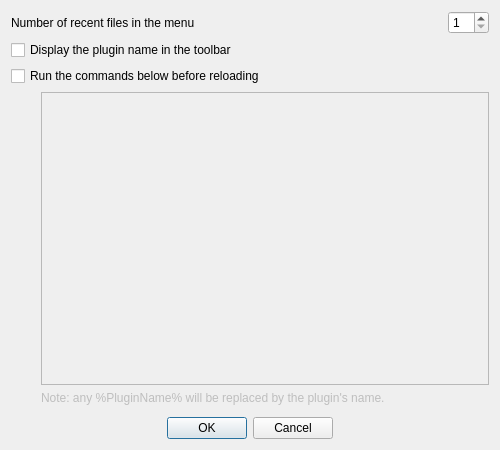
lugovskovp/QGIS_VDO, file ConfigurationDialogBase.ui: the form before one commit.
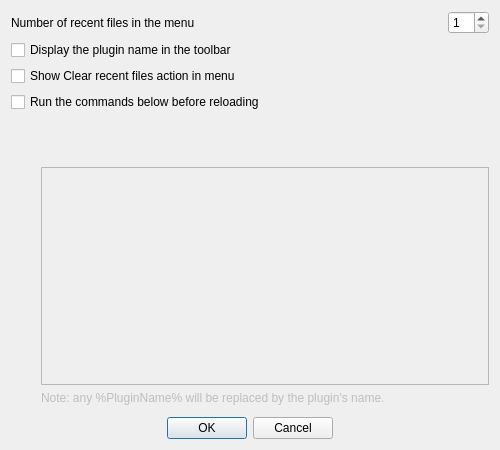
The form after the commit.

Commit message: feat: cbShowClearRecent, ShowClearRecentFilesEnabled

Diff of the .ui file:
```diff
--- a/ConfigurationDialogBase.ui
+++ b/ConfigurationDialogBase.ui
@@ -46,8 +46,11 @@
      </property>
     </widget>
    </item>
-   <item row="5" column="0">
+   <item row="6" column="0">
     <layout class="QGridLayout" name="gridLayout_2">
+     <property name="topMargin">
+      <number>49</number>
+     </property>
      <property name="bottomMargin">
       <number>6</number>
      </property>
@@ -103,6 +106,23 @@
      </property>
     </widget>
    </item>
+   <item row="4" column="0">
+    <widget class="QCheckBox" name="cbExtraCommands">
+     <property name="sizePolicy">
+      <sizepolicy hsizetype="Expanding" vsizetype="Fixed">
+       <horstretch>0</horstretch>
+       <verstretch>0</verstretch>
+      </sizepolicy>
+     </property>
+     <property name="toolTip">
+      <string>&lt;html&gt;&lt;head/&gt;&lt;body&gt;&lt;p&gt;QGIS will try to execute any commands typed here in a shell before reloading the plugin.&lt;/p&gt;
+&lt;p&gt;This can be useful, for example, if you need to copy the new source code into the QGIS plugins directory.&lt;/p&gt;&lt;/body&gt;&lt;/html&gt;</string>
+     </property>
+     <property name="text">
+      <string>Run the commands below before reloading</string>
+     </property>
+    </widget>
+   </item>
    <item row="1" column="0">
     <layout class="QHBoxLayout" name="horizontalLayout">
      <item>
@@ -137,19 +157,9 @@
     </layout>
    </item>
    <item row="3" column="0">
-    <widget class="QCheckBox" name="cbExtraCommands">
-     <property name="sizePolicy">
-      <sizepolicy hsizetype="Expanding" vsizetype="Fixed">
-       <horstretch>0</horstretch>
-       <verstretch>0</verstretch>
-      </sizepolicy>
-     </property>
-     <property name="toolTip">
-      <string>&lt;html&gt;&lt;head/&gt;&lt;body&gt;&lt;p&gt;QGIS will try to execute any commands typed here in a shell before reloading the plugin.&lt;/p&gt;
-&lt;p&gt;This can be useful, for example, if you need to copy the new source code into the QGIS plugins directory.&lt;/p&gt;&lt;/body&gt;&lt;/html&gt;</string>
-     </property>
+    <widget class="QCheckBox" name="cbShowClearRecent">
      <property name="text">
-      <string>Run the commands below before reloading</string>
+      <string>Show Clear recent files action in menu</string>
      </property>
     </widget>
    </item>
```
Left out of the diff: 2 changed lines with no effect on the pictures. The commit also changes 2 other files.
